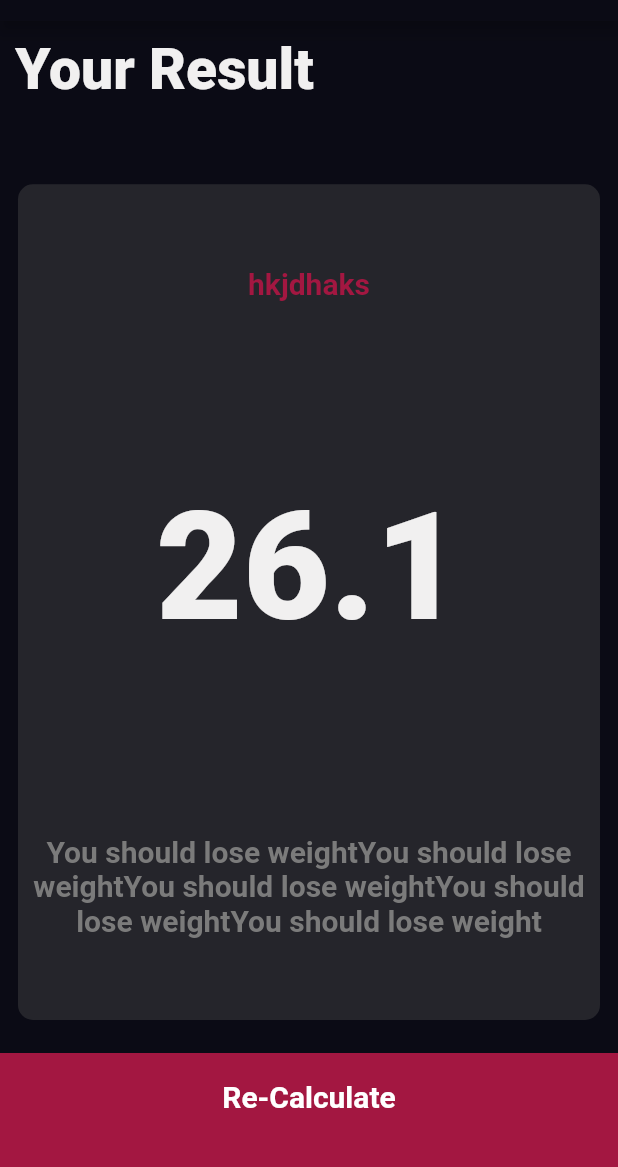
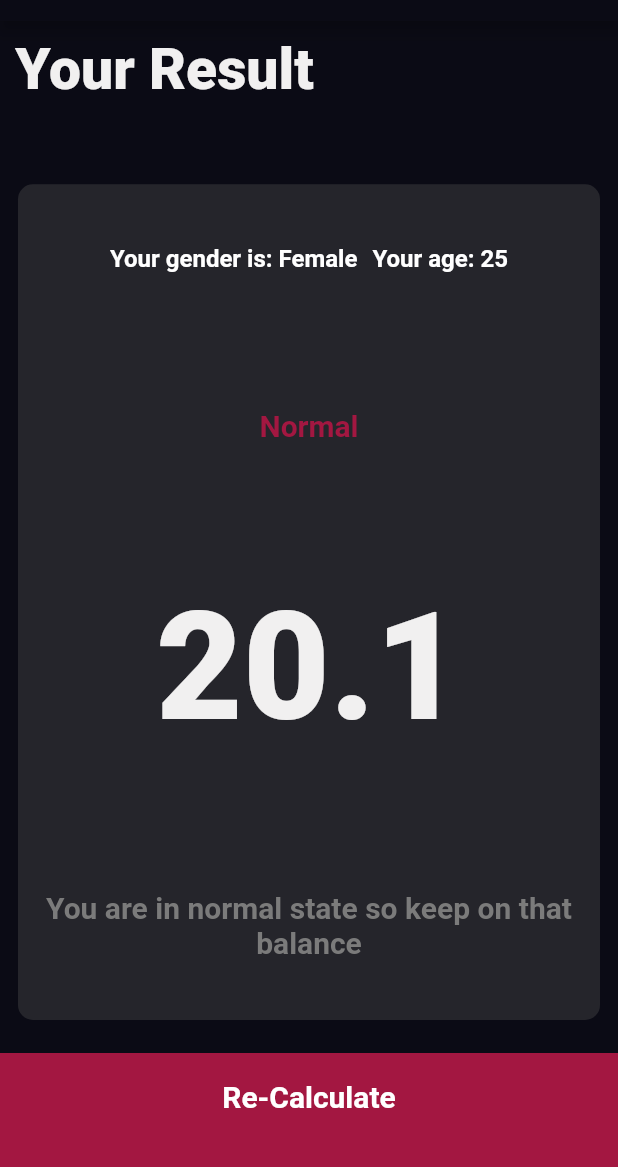
Before and after one commit to Mustafa1993Adnan/bmi_calculator_flutter, a Flutter app: the screen it shows after launch, after a tap on "Calculate", on a phone screen of 412 x 824 dp, the part 63-1230 px from its top. Run offline on Flutter 3.47's test engine with Material 2 defaults, Android fonts, the phone set to English and light mode, and no system bars; our stand-ins replace font_awesome_flutter.

Commit message:
Complete the project

```diff
--- /dev/null
+++ b/lib/calculator_brain.dart
@@ -0,0 +1,33 @@
+import 'dart:math';
+
+class CalculatorBrain {
+  CalculatorBrain({this.height, this.weight});
+  final int height;
+  final int weight;
+  double _bmiResult;
+
+  String bmiCalculation() {
+    _bmiResult = weight / pow(height / 100, 2);
+    return _bmiResult.toStringAsFixed(1);
+  }
+
+  String getResult() {
+    if (_bmiResult >= 25) {
+      return 'Overweight';
+    } else if (_bmiResult >= 18.0) {
+      return 'Normal';
+    } else {
+      return 'Underweight';
+    }
+  }
+
+  String bmiInterpretation() {
+    if (_bmiResult >= 25) {
+      return 'You have to be on diet and loss some weight';
+    } else if (_bmiResult >= 18.0) {
+      return 'You are in normal state so keep on that balance';
+    } else {
+      return 'You have to eat food so you could get some weight';
+    }
+  }
+}
--- a/lib/constant.dart
+++ b/lib/constant.dart
@@ -21,3 +21,4 @@ const kResultMessageStyle = TextStyle(
   fontWeight: FontWeight.bold,
   fontSize: 20,
 );
+const kSmallText = TextStyle(fontSize: 16, fontWeight: FontWeight.bold);
--- a/lib/screens/input_Page.dart
+++ b/lib/screens/input_Page.dart
@@ -1,3 +1,4 @@
+import 'package:bmi_calculator_flutter/calculator_brain.dart';
 import 'package:bmi_calculator_flutter/screens/result_page.dart';
 import 'package:flutter/material.dart';
 import 'package:font_awesome_flutter/font_awesome_flutter.dart';
@@ -17,35 +18,8 @@ class InputPage extends StatefulWidget {
 class _InputPageState extends State<InputPage> {
   GenderType selectedGender;
   int height = 180;
-  int weight = 50;
-  int age = 20;
-  // Color maleCardColor = inActiveCardColor;
-  // Color femaleCardColor = inActiveCardColor;
-  //
-  // void updateColor(GenderType genderParameter) {
-  //   genderParameter == GenderType.male
-  //       ? maleCardColor = activeCardColor
-  //       : femaleCardColor = activeCardColor;
-  //   genderParameter == GenderType.male
-  //       ? femaleCardColor = inActiveCardColor
-  //       : maleCardColor = inActiveCardColor;
-  //
-  //   // if (genderParameter == GenderType.male) {
-  //   //   if (maleCardColor == inActiveCardColor) {
-  //   //     maleCardColor = activeCardColor;
-  //   //     femaleCardColor = inActiveCardColor;
-  //   //   } else {
-  //   //     maleCardColor = inActiveCardColor;
-  //   //   }
-  //   // } else if (genderParameter == GenderType.female) {
-  //   //   if (femaleCardColor == inActiveCardColor) {
-  //   //     femaleCardColor = activeCardColor;
-  //   //     maleCardColor = inActiveCardColor;
-  //   //   } else {
-  //   //     femaleCardColor = inActiveCardColor;
-  //   //   }
-  //   // }
-  // }\
+  int weight = 65;
+  int age = 25;
   @override
   Widget build(BuildContext context) {
     return Scaffold(
@@ -238,8 +212,21 @@ class _InputPageState extends State<InputPage> {
             ),
             BottomButton(
               onTap: () {
-                Navigator.push(context,
-                    MaterialPageRoute(builder: (context) => ResultPage()));
+                CalculatorBrain cal =
+                    new CalculatorBrain(weight: weight, height: height);
+
+                Navigator.push(
+                    context,
+                    MaterialPageRoute(
+                        builder: (context) => ResultPage(
+                              bmiCalNumber: cal.bmiCalculation(),
+                              bmiResult: cal.getResult(),
+                              bmiInterpretation: cal.bmiInterpretation(),
+                              gender: selectedGender == GenderType.male
+                                  ? 'Male'
+                                  : 'Female',
+                              age: age,
+                            )));
               },
               buttonText: 'Calculate',
             )
--- a/lib/screens/result_page.dart
+++ b/lib/screens/result_page.dart
@@ -1,10 +1,21 @@
 import 'package:bmi_calculator_flutter/components/ReusableCard.dart';
-import 'package:bmi_calculator_flutter/screens/input_Page.dart';
 import 'package:flutter/material.dart';
 import '../components/bottom_button.dart';
 import '../constant.dart';
 
 class ResultPage extends StatelessWidget {
+  ResultPage(
+      {@required this.bmiCalNumber,
+      @required this.bmiResult,
+      @required this.bmiInterpretation,
+      this.gender,
+      this.age});
+  final String bmiCalNumber;
+  final String bmiResult;
+  final String bmiInterpretation;
+  final String gender;
+  final int age;
+
   @override
   Widget build(BuildContext context) {
     return Scaffold(
@@ -33,19 +44,38 @@ class ResultPage extends StatelessWidget {
                 mainAxisAlignment: MainAxisAlignment.spaceEvenly,
                 crossAxisAlignment: CrossAxisAlignment.center,
                 children: [
-                  Text('hkjdhaks', style: kResultTextStyle),
+                  Row(
+                    mainAxisAlignment: MainAxisAlignment.center,
+                    children: [
+                      Text(
+                        'Your gender is: ' + gender,
+                        style: kSmallText,
+                      ),
+                      SizedBox(
+                        width: 10,
+                      ),
+                      Text(
+                        'Your age: ' + age.toString(),
+                        style: kSmallText,
+                      )
+                    ],
+                  ),
+                  SizedBox(
+                    height: 10,
+                  ),
+                  Text(bmiResult, style: kResultTextStyle),
                   SizedBox(
                     height: 10,
                   ),
                   Text(
-                    '26.1',
+                    bmiCalNumber,
                     style: kResultNumberStyle,
                   ),
                   SizedBox(
                     height: 10,
                   ),
                   Text(
-                    'You should lose weightYou should lose weightYou should lose weightYou should lose weightYou should lose weight',
+                    bmiInterpretation,
                     textAlign: TextAlign.center,
                     style: kResultMessageStyle,
                   )
@@ -55,8 +85,7 @@ class ResultPage extends StatelessWidget {
           ),
           BottomButton(
             onTap: () {
-              Navigator.push(context,
-                  MaterialPageRoute(builder: (context) => InputPage()));
+              Navigator.pop(context);
             },
             buttonText: 'Re-Calculate',
           )
```
